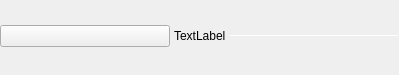
The window that tmp/ui/subsection_separator.ui (analogdevicesinc/scopy) describes before a commit, drawn with Qt 5.
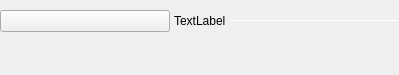
The same window after the commit. Icons and pictures are not drawn.

What changed in the file:
```diff
--- a/tmp/ui/subsection_separator.ui
+++ b/tmp/ui/subsection_separator.ui
@@ -33,7 +33,7 @@
     <number>0</number>
    </property>
    <property name="bottomMargin">
-    <number>0</number>
+    <number>10</number>
    </property>
    <item>
     <layout class="QHBoxLayout" name="hLayoutSubsectionSeparator">
@@ -47,10 +47,10 @@
       <number>0</number>
      </property>
      <property name="topMargin">
-      <number>25</number>
+      <number>10</number>
      </property>
      <property name="bottomMargin">
-      <number>15</number>
+      <number>0</number>
      </property>
      <item>
       <widget class="QPushButton" name="btnSubsectionSeparator">
```
